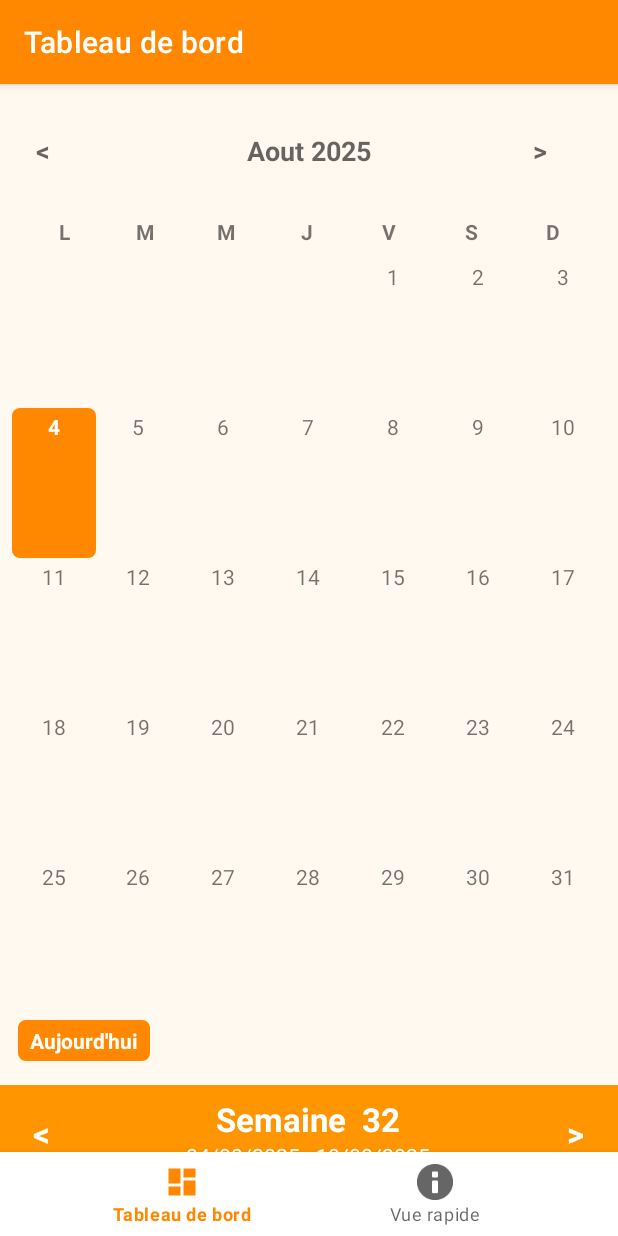
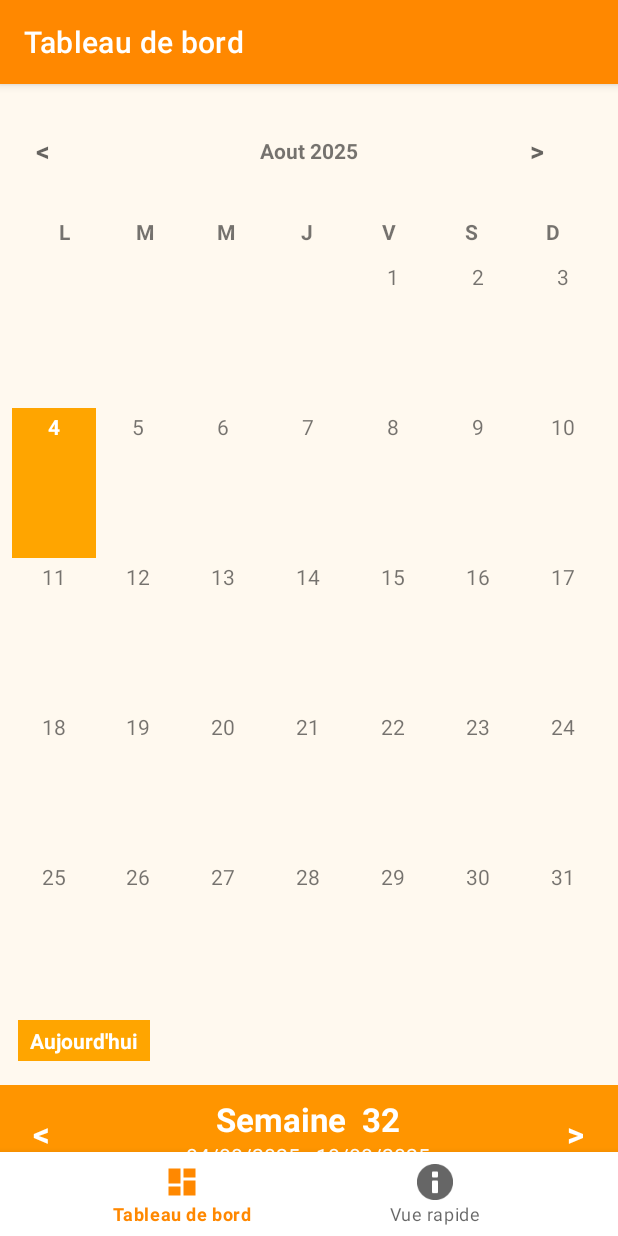
Before and after one commit to JADeveloppement/JADAgenda, an Android app: the screen it shows after launch (MainActivity), on a phone screen of 412 x 824 dp. Run offline under Robolectric (Android 15) with nearby library versions, the phone set to English and light mode, and no system bars; our stand-ins replace Room's generated code, navigation-ui.

Commit message:
Improved UI and refactored some methods

```diff
--- a/app/src/main/java/fr/jadeveloppement/agenda/components/CustomCalendar.java
+++ b/app/src/main/java/fr/jadeveloppement/agenda/components/CustomCalendar.java
@@ -4,6 +4,7 @@ import static java.lang.Integer.parseInt;
 import static java.util.Objects.isNull;
 
 import android.content.Context;
+import android.graphics.Color;
 import android.graphics.Typeface;
 import android.util.Log;
 import android.util.TypedValue;
@@ -26,6 +27,16 @@ import java.util.Locale;
 import fr.jadeveloppement.agenda.R;
 
 public class CustomCalendar extends LinearLayout {
+    private int CALENDAR_ACTIVE_COLOR = Color.parseColor("#FFA500");
+
+    public void setSelectionDayColor(int color){
+        this.CALENDAR_ACTIVE_COLOR = color;
+    }
+
+    public int getSelectionDayColor(){
+        return this.CALENDAR_ACTIVE_COLOR;
+    }
+
     private final String TAG = "Agenda";
 
     private final String[] monthesLong = {
@@ -157,7 +168,7 @@ public class CustomCalendar extends LinearLayout {
         nextMonth.setLayoutParams(tvParams1);
 
         prevMonth.setTextAppearance(androidx.appcompat.R.style.TextAppearance_AppCompat_Medium);
-        tvMonth.setTextAppearance(androidx.appcompat.R.style.TextAppearance_AppCompat_Medium);
+        tvMonth.setTextAppearance(androidx.appcompat.R.style.TextAppearance_AppCompat_Small);
         nextMonth.setTextAppearance(androidx.appcompat.R.style.TextAppearance_AppCompat_Medium);
 
         prevMonth.setTypeface(Typeface.DEFAULT_BOLD);
@@ -268,14 +279,14 @@ public class CustomCalendar extends LinearLayout {
                 );
 
                 dayOfWeekIcon.setLayoutParams(iconParams);
-                dayOfWeekIcon.setBackgroundResource(R.drawable.alarm_bell_greyscale);
+//                dayOfWeekIcon.setBackgroundResource(R.drawable.alarm_bell_greyscale);
 
                 int finalDayOfMonth = dayOfMonth;
 
                 if ((week == 0 && dayOfWeek >= firstDayOfWeek) || (week > 0 && dayOfMonth <= daysOfMonth)){
                     dayOfWeekTv.setText(String.valueOf(dayOfMonth));
                     if (dayOfMonth == parseInt(calendarDay)){
-                        dayOfWeekLayout.setBackgroundResource(R.drawable.rounded_box_orange);
+                        dayOfWeekLayout.setBackgroundColor(CALENDAR_ACTIVE_COLOR);
                         dayOfWeekTv.setTypeface(Typeface.DEFAULT_BOLD);
                         dayOfWeekTv.setTextColor(context.getColor(R.color.white));
                     }
@@ -313,7 +324,8 @@ public class CustomCalendar extends LinearLayout {
                 LayoutParams.WRAP_CONTENT
         );
         btnSetToday.setLayoutParams(btnSetTodayParams);
-        btnSetToday.setBackgroundResource(R.drawable.rounded_box_orange);
+//        btnSetToday.setBackgroundResource(R.drawable.rounded_box_orange);
+        btnSetToday.setBackgroundColor(CALENDAR_ACTIVE_COLOR);
         btnSetToday.setTextColor(context.getColor(R.color.white));
         btnSetToday.setTypeface(Typeface.DEFAULT_BOLD);
         btnSetTodayParams.setMargins(
--- a/app/src/main/java/fr/jadeveloppement/agenda/functions/sqlite/functions/TasksFunctionsSQL.java
+++ b/app/src/main/java/fr/jadeveloppement/agenda/functions/sqlite/functions/TasksFunctionsSQL.java
@@ -67,8 +67,6 @@ public class TasksFunctionsSQL {
             List<TasksTable> tasksWithoutChildren = new ArrayList<>();
             for (TasksTable t : tasksOfDay){
                 if (isNull(t.task_ID_parent) || (!isNull(t.task_ID_parent) && t.repeated == 1)) tasksWithoutChildren.add(t);
-                Log.d(TAG, "getTaskOfPeriod: id : " + t.task_ID + " date : "+ t.date +" label : " + t.label +
-                        "repeated : " + t.repeated + " task_id_parent : " + t.task_ID_parent);
             }
             return updateOrderNumberOfTask(tasksOfDay);
         } catch (Exception e) {
--- a/app/src/main/java/fr/jadeveloppement/agenda/ui/dashboard/DashboardFragment.java
+++ b/app/src/main/java/fr/jadeveloppement/agenda/ui/dashboard/DashboardFragment.java
@@ -96,7 +96,6 @@ public class DashboardFragment extends Fragment {
         calendar.getButtonTodayLayout().setOnClickListener(v -> {
             calendar.setDaySelected(Functions.getTodayDate());
             calendarClicked();
-            Log.d(TAG, "setCalendarView: ok clicked");
         });
 
         dashboardAgendaContainer.post(() -> agendaCalendarInitialHeight.set(dashboardAgendaContainer.getHeight()));
```
